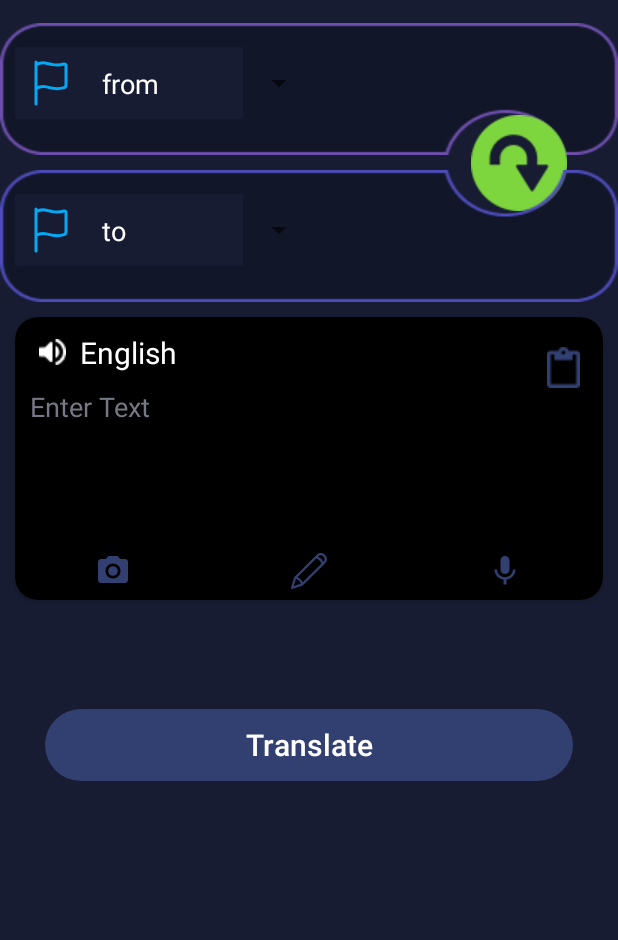
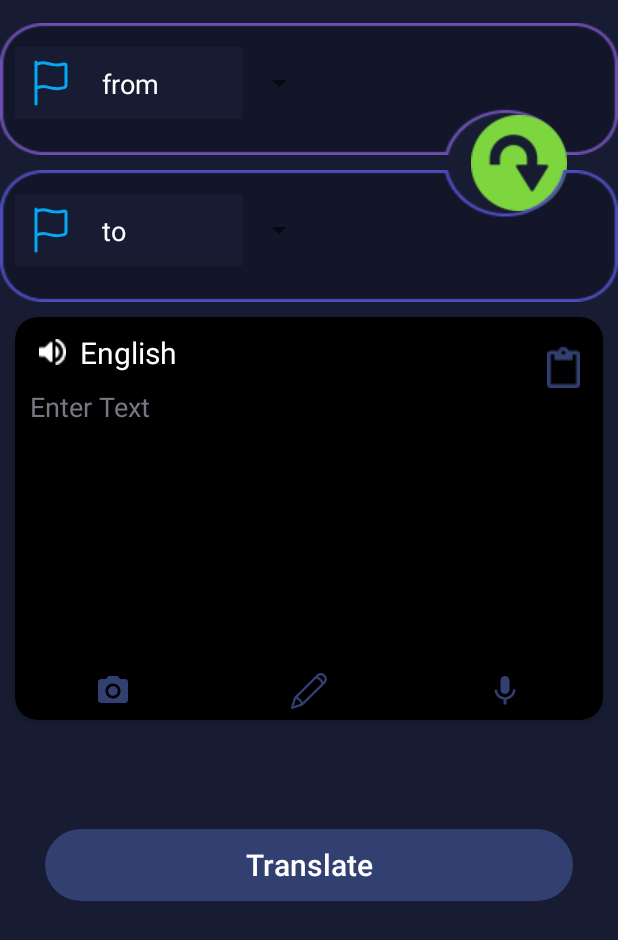
Before and after one commit to zeeshantaj/Translator_App, an Android app: the screen it shows after launch (MainActivity), after a tap on an icon or button, on a phone screen of 412 x 824 dp. Shown: the top 940 px of the screen. Run offline under Robolectric (Android 15) with nearby library versions, the phone set to English and light mode, and no system bars; libraries missing offline, so code that uses them is left out: com.google.firebase.ml, com.google.mlkit.vision.

Commit message:
second commit

```diff
--- a/app/src/main/java/com/example/langauage_translator_app/MainActivity.java
+++ b/app/src/main/java/com/example/langauage_translator_app/MainActivity.java
@@ -25,6 +25,7 @@ import android.provider.MediaStore;
 import android.speech.RecognizerIntent;
 import android.util.Log;
 import android.view.View;
+import android.view.ViewGroup;
 import android.view.animation.Animation;
 import android.view.animation.AnimationUtils;
 import android.view.animation.RotateAnimation;
@@ -33,12 +34,14 @@ import android.widget.ArrayAdapter;
 import android.widget.Button;
 import android.widget.EditText;
 import android.widget.ImageView;
+import android.widget.RelativeLayout;
 import android.widget.Spinner;
 import android.widget.TextView;
 import android.widget.Toast;
 
 import com.example.langauage_translator_app.Adapter.CustomSpinnerAdapter;
 import com.example.langauage_translator_app.Model.TranslationTask;
+import com.example.langauage_translator_app.PenView.PenView;
 import com.google.android.gms.tasks.OnFailureListener;
 import com.google.android.gms.tasks.OnSuccessListener;
 import com.google.android.gms.vision.text.TextRecognizer;
@@ -76,7 +79,9 @@ public class MainActivity extends AppCompatActivity {
     private static final int CAMERA_CAPTURE_CODE = 99;
     int languageCode, fromLanguageCode, toLanguageCode = 0;
     private static final int CAMERA_PERMISSION_REQUEST_CODE = 1001;
-    private boolean isPenEnabled = false;
+    private boolean isPenEnabled ;
+    private PenView penView;
+    private RelativeLayout container;
     @Override
     protected void onCreate(Bundle savedInstanceState) {
         super.onCreate(savedInstanceState);
@@ -98,6 +103,8 @@ public class MainActivity extends AppCompatActivity {
         cameraBtn = findViewById(R.id.cameraBtn);
         micBtn = findViewById(R.id.micBtn);
         penBtn = findViewById(R.id.pencilBtn);
+        container = findViewById(R.id.penEdRelative);
+        penView = findViewById(R.id.drawingView);
 
 
         translateBtn.setOnClickListener(v -> {
@@ -144,8 +151,16 @@ public class MainActivity extends AppCompatActivity {
         });
         penBtn.setOnClickListener(v -> {
             if (isPenEnabled){
+                Toast.makeText(this, "pen enabled you can draw"+isPenEnabled, Toast.LENGTH_SHORT).show();
+                editText.setVisibility(View.GONE);
+                penView.setVisibility(View.VISIBLE);
+            }
+            else {
+                editText.setVisibility(View.VISIBLE);
+                penView.setVisibility(View.GONE);
 
             }
+            isPenEnabled = !isPenEnabled;
         });
 
         setSpinner();
--- a/app/src/main/res/layout/activity_main.xml
+++ b/app/src/main/res/layout/activity_main.xml
@@ -98,28 +98,30 @@
                 <RelativeLayout
                     android:id="@+id/penEdRelative"
                     android:layout_width="match_parent"
-                    android:layout_height="120dp"
+                    android:layout_height="200dp"
                     android:orientation="vertical"
                     app:layout_constraintTop_toBottomOf="@+id/textView">
 
                     <EditText
                         android:id="@+id/editText"
                         android:layout_width="match_parent"
-                        android:layout_height="120dp"
-                        android:layout_margin="10dp"
+                        android:layout_height="200dp"
+                        android:layout_marginStart="10dp"
+                        android:layout_marginTop="10dp"
+                        android:layout_marginEnd="10dp"
+                        android:layout_marginBottom="10dp"
                         android:background="@android:color/transparent"
                         android:gravity="top"
                         android:hint="Enter Text"
-                        android:visibility="visible"
                         android:textColor="@color/white"
                         android:textColorHint="@color/grey"
-                        />
+                        android:visibility="visible" />
 
                     <com.example.langauage_translator_app.PenView.PenView
                         android:id="@+id/drawingView"
                         android:layout_width="match_parent"
-                        android:layout_height="120dp"
-                        android:background="@color/grey"
+                        android:layout_height="400dp"
+                        android:background="@color/black"
                         android:visibility="gone"
                         android:layout_margin="10dp"/>
 
```
